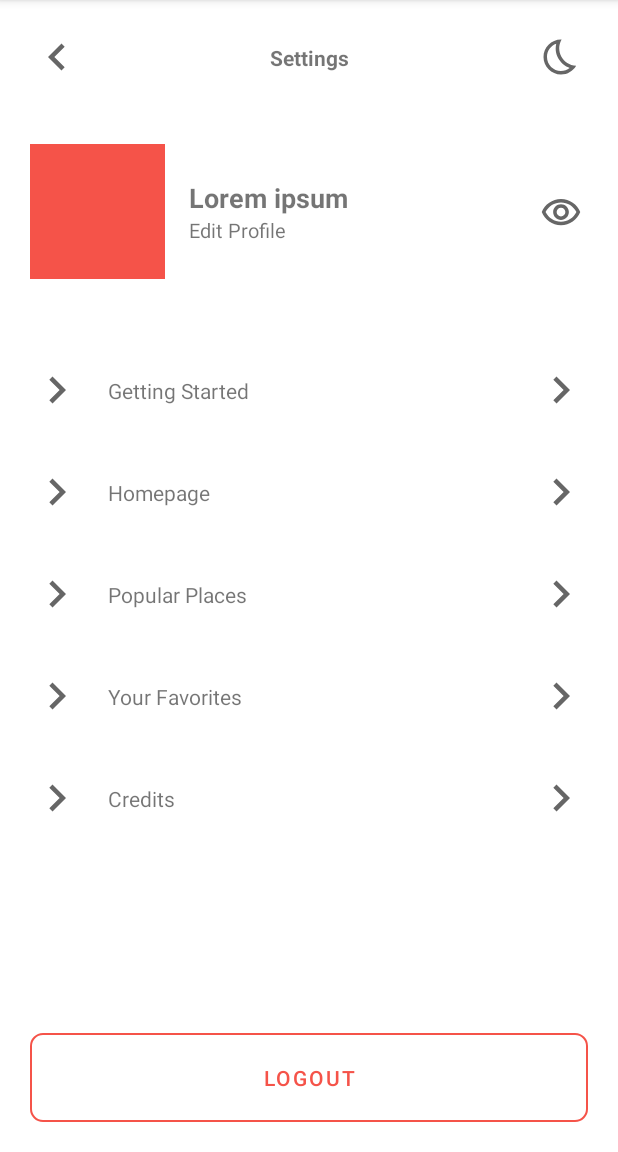
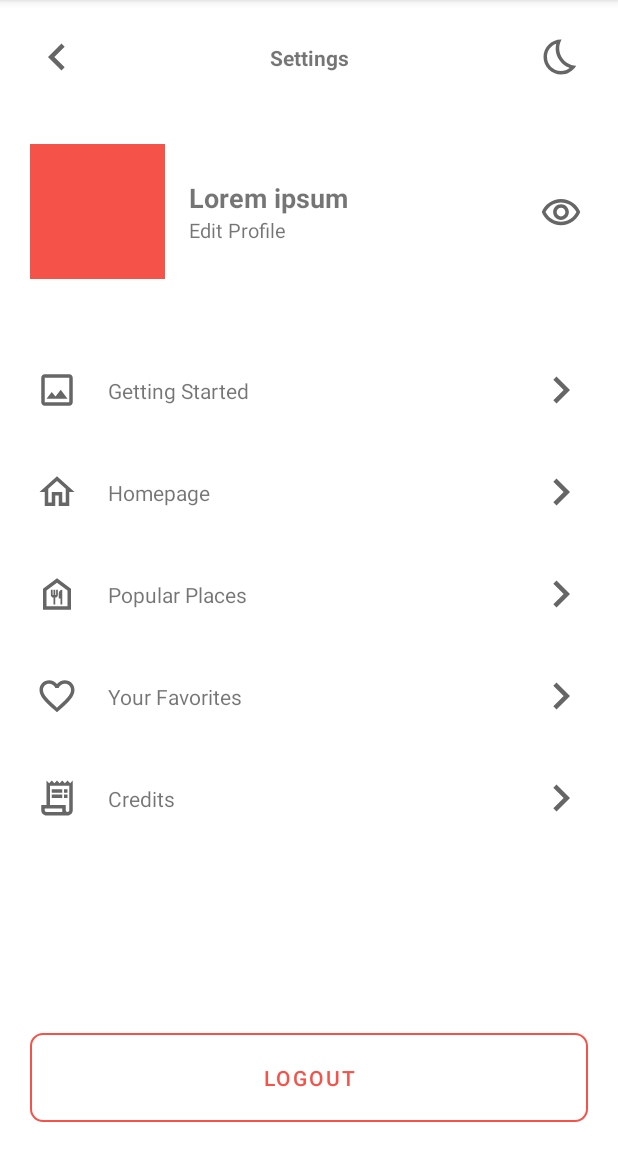
Before and after one commit to nehemiacecio/ZonaEgg, an Android app: the SettingsActivity screen opened directly, with no data from a screen before it, on a phone screen of 412 x 824 dp, the part 84-1236 px from its top. Run offline under Robolectric (Android 15) with nearby library versions, the phone set to English and light mode, and no system bars; our stand-ins replace CircleImageView.

Commit message:
Finishing touch on settings activity layout

```diff
--- /dev/null
+++ b/app/src/main/res/drawable/ic_credits.xml
@@ -0,0 +1,9 @@
+<vector android:autoMirrored="true" android:height="28dp"
+    android:tint="?attr/colorControlNormal" android:viewportHeight="24"
+    android:viewportWidth="24" android:width="28dp" xmlns:android="http://schemas.android.com/apk/res/android">
+    <path android:fillColor="@android:color/white" android:pathData="M19.5,3.5L18,2l-1.5,1.5L15,2l-1.5,1.5L12,2l-1.5,1.5L9,2L7.5,3.5L6,2v14H3v3c0,1.66 1.34,3 3,3h12c1.66,0 3,-1.34 3,-3V2L19.5,3.5zM15,20H6c-0.55,0 -1,-0.45 -1,-1v-1h10V20zM19,19c0,0.55 -0.45,1 -1,1s-1,-0.45 -1,-1v-3H8V5h11V19z"/>
+    <path android:fillColor="@android:color/white" android:pathData="M9,7h6v2h-6z"/>
+    <path android:fillColor="@android:color/white" android:pathData="M16,7h2v2h-2z"/>
+    <path android:fillColor="@android:color/white" android:pathData="M9,10h6v2h-6z"/>
+    <path android:fillColor="@android:color/white" android:pathData="M16,10h2v2h-2z"/>
+</vector>
--- /dev/null
+++ b/app/src/main/res/drawable/ic_favorite.xml
@@ -0,0 +1,5 @@
+<vector android:height="28dp" android:tint="?attr/colorControlNormal"
+    android:viewportHeight="24" android:viewportWidth="24"
+    android:width="28dp" xmlns:android="http://schemas.android.com/apk/res/android">
+    <path android:fillColor="@android:color/white" android:pathData="M16.5,3c-1.74,0 -3.41,0.81 -4.5,2.09C10.91,3.81 9.24,3 7.5,3 4.42,3 2,5.42 2,8.5c0,3.78 3.4,6.86 8.55,11.54L12,21.35l1.45,-1.32C18.6,15.36 22,12.28 22,8.5 22,5.42 19.58,3 16.5,3zM12.1,18.55l-0.1,0.1 -0.1,-0.1C7.14,14.24 4,11.39 4,8.5 4,6.5 5.5,5 7.5,5c1.54,0 3.04,0.99 3.57,2.36h1.87C13.46,5.99 14.96,5 16.5,5c2,0 3.5,1.5 3.5,3.5 0,2.89 -3.14,5.74 -7.9,10.05z"/>
+</vector>
--- /dev/null
+++ b/app/src/main/res/drawable/ic_home.xml
@@ -0,0 +1,5 @@
+<vector android:height="28dp" android:tint="?attr/colorControlNormal"
+    android:viewportHeight="24" android:viewportWidth="24"
+    android:width="28dp" xmlns:android="http://schemas.android.com/apk/res/android">
+    <path android:fillColor="@android:color/white" android:pathData="M12,5.69l5,4.5V18h-2v-6H9v6H7v-7.81l5,-4.5M12,3L2,12h3v8h6v-6h2v6h6v-8h3L12,3z"/>
+</vector>
--- /dev/null
+++ b/app/src/main/res/drawable/ic_image.xml
@@ -0,0 +1,5 @@
+<vector android:height="28dp" android:tint="?attr/colorControlNormal"
+    android:viewportHeight="24" android:viewportWidth="24"
+    android:width="28dp" xmlns:android="http://schemas.android.com/apk/res/android">
+    <path android:fillColor="@android:color/white" android:pathData="M19,5v14L5,19L5,5h14m0,-2L5,3c-1.1,0 -2,0.9 -2,2v14c0,1.1 0.9,2 2,2h14c1.1,0 2,-0.9 2,-2L21,5c0,-1.1 -0.9,-2 -2,-2zM14.14,11.86l-3,3.87L9,13.14 6,17h12l-3.86,-5.14z"/>
+</vector>
--- /dev/null
+++ b/app/src/main/res/drawable/ic_restaurant.xml
@@ -0,0 +1,5 @@
+<vector android:height="28dp" android:tint="?attr/colorControlNormal"
+    android:viewportHeight="24" android:viewportWidth="24"
+    android:width="28dp" xmlns:android="http://schemas.android.com/apk/res/android">
+    <path android:fillColor="@android:color/white" android:pathData="M12,5.5l6,4.5v9H6v-9L12,5.5M12,3L4,9v12h16V9L12,3L12,3zM11.5,9.5v3H11v-3h-1v3H9.5v-3h-1v3c0,0.83 0.67,1.5 1.5,1.5v4h1v-4c0.83,0 1.5,-0.67 1.5,-1.5v-3H11.5zM13,11.5v3h1V18h1V9.5C13.9,9.5 13,10.4 13,11.5z"/>
+</vector>
--- a/app/src/main/res/layout/activity_settings.xml
+++ b/app/src/main/res/layout/activity_settings.xml
@@ -124,7 +124,8 @@
             android:layout_height="wrap_content"
             android:background="@null"
             android:contentDescription="@string/getting_started"
-            android:src="@drawable/ic_arrow_next"
+            android:padding="4dp"
+            android:src="@drawable/ic_image"
             app:layout_constraintBottom_toBottomOf="parent"
             app:layout_constraintStart_toStartOf="parent"
             app:layout_constraintTop_toTopOf="parent" />
@@ -166,7 +167,8 @@
             android:layout_height="wrap_content"
             android:background="@null"
             android:contentDescription="@string/homepage"
-            android:src="@drawable/ic_arrow_next"
+            android:padding="4dp"
+            android:src="@drawable/ic_home"
             app:layout_constraintBottom_toBottomOf="parent"
             app:layout_constraintStart_toStartOf="parent"
             app:layout_constraintTop_toTopOf="parent" />
@@ -208,7 +210,8 @@
             android:layout_height="wrap_content"
             android:background="@null"
             android:contentDescription="@string/popular_places"
-            android:src="@drawable/ic_arrow_next"
+            android:padding="4dp"
+            android:src="@drawable/ic_restaurant"
             app:layout_constraintBottom_toBottomOf="parent"
             app:layout_constraintStart_toStartOf="parent"
             app:layout_constraintTop_toTopOf="parent" />
@@ -250,7 +253,8 @@
             android:layout_height="wrap_content"
             android:background="@null"
             android:contentDescription="@string/your_favorites"
-            android:src="@drawable/ic_arrow_next"
+            android:padding="4dp"
+            android:src="@drawable/ic_favorite"
             app:layout_constraintBottom_toBottomOf="parent"
             app:layout_constraintStart_toStartOf="parent"
             app:layout_constraintTop_toTopOf="parent" />
@@ -292,7 +296,8 @@
             android:layout_height="wrap_content"
             android:background="@null"
             android:contentDescription="@string/credits"
-            android:src="@drawable/ic_arrow_next"
+            android:padding="4dp"
+            android:src="@drawable/ic_credits"
             app:layout_constraintBottom_toBottomOf="parent"
             app:layout_constraintStart_toStartOf="parent"
             app:layout_constraintTop_toTopOf="parent" />
```
